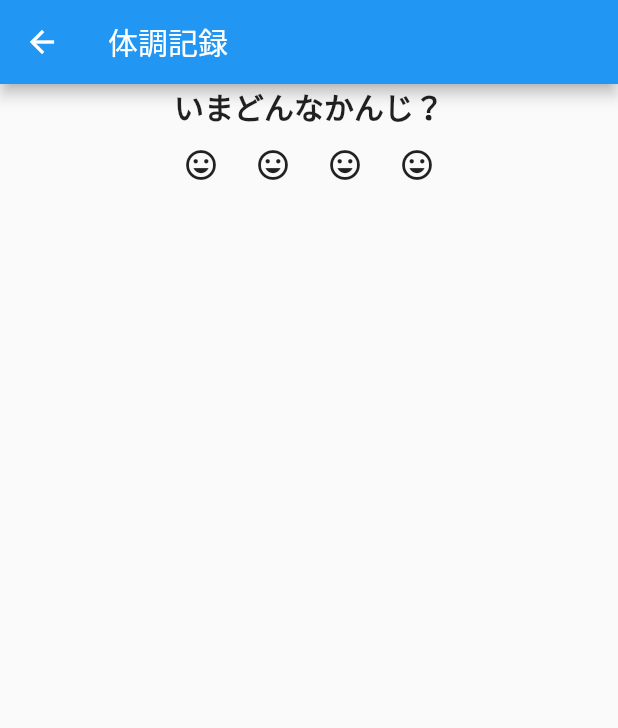
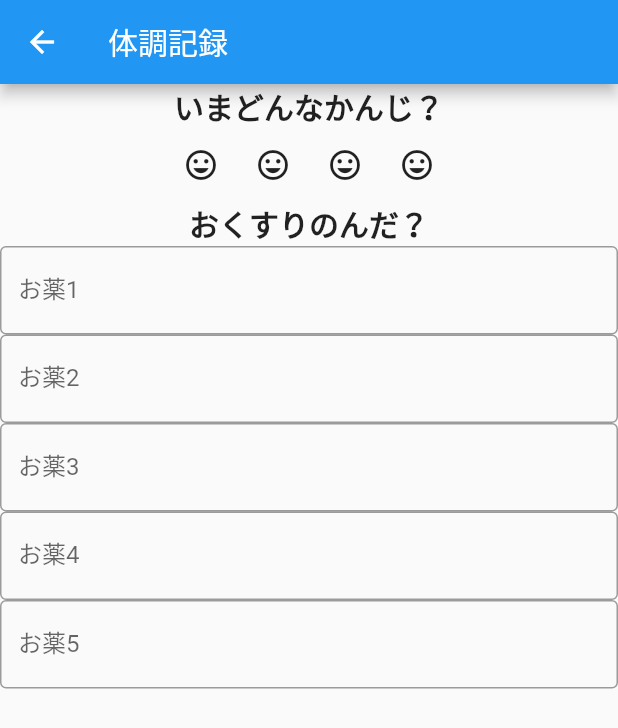
Before and after one commit to captain-blue210/itete_no_suke_flutter, a Flutter app: the PainRecordPage screen opened directly, on a phone screen of 412 x 824 dp. Shown: the top 728 px of the screen. Run offline on Flutter 3.47's test engine with Material 2 defaults, Android fonts, the phone set to English and light mode, and no system bars.

Commit message:
style : add medicine input form

```diff
--- a/lib/view/pages/pain_record.dart
+++ b/lib/view/pages/pain_record.dart
@@ -45,6 +45,48 @@ class _PainRecordPageState extends State<PainRecordPage> {
                 ),
               ],
             ),
+            const Text(
+              'おくすりのんだ？',
+              style: TextStyle(
+                fontSize: 20,
+                fontWeight: FontWeight.bold,
+              ),
+            ),
+            Column(
+              crossAxisAlignment: CrossAxisAlignment.stretch,
+              children: [
+                TextField(
+                  decoration: InputDecoration(
+                    border: OutlineInputBorder(),
+                    labelText: 'お薬1',
+                  ),
+                ),
+                TextField(
+                  decoration: InputDecoration(
+                    border: OutlineInputBorder(),
+                    labelText: 'お薬2',
+                  ),
+                ),
+                TextField(
+                  decoration: InputDecoration(
+                    border: OutlineInputBorder(),
+                    labelText: 'お薬3',
+                  ),
+                ),
+                TextField(
+                  decoration: InputDecoration(
+                    border: OutlineInputBorder(),
+                    labelText: 'お薬4',
+                  ),
+                ),
+                TextField(
+                  decoration: InputDecoration(
+                    border: OutlineInputBorder(),
+                    labelText: 'お薬5',
+                  ),
+                ),
+              ],
+            ),
           ],
         ),
       ),
```
